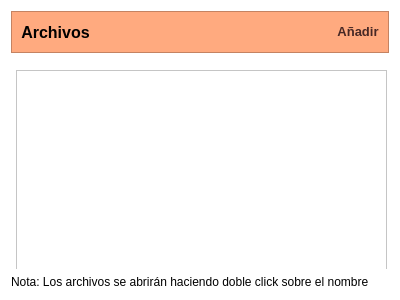
This is gui/pacientes/archivos_paciente.ui in ayenaccarato/Marcanac as Qt 5 draws it before an edit. The edited form follows.
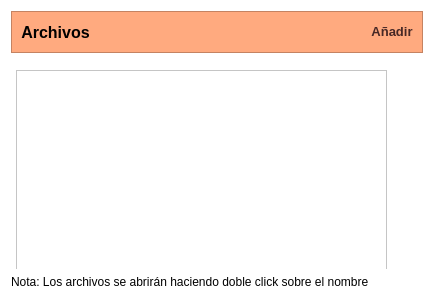
This is the edited form. Icons and pictures are not drawn.

What changed in the file:
```diff
--- a/gui/pacientes/archivos_paciente.ui
+++ b/gui/pacientes/archivos_paciente.ui
@@ -6,7 +6,7 @@
    <rect>
     <x>0</x>
     <y>0</y>
-    <width>400</width>
+    <width>434</width>
     <height>300</height>
    </rect>
   </property>
```
